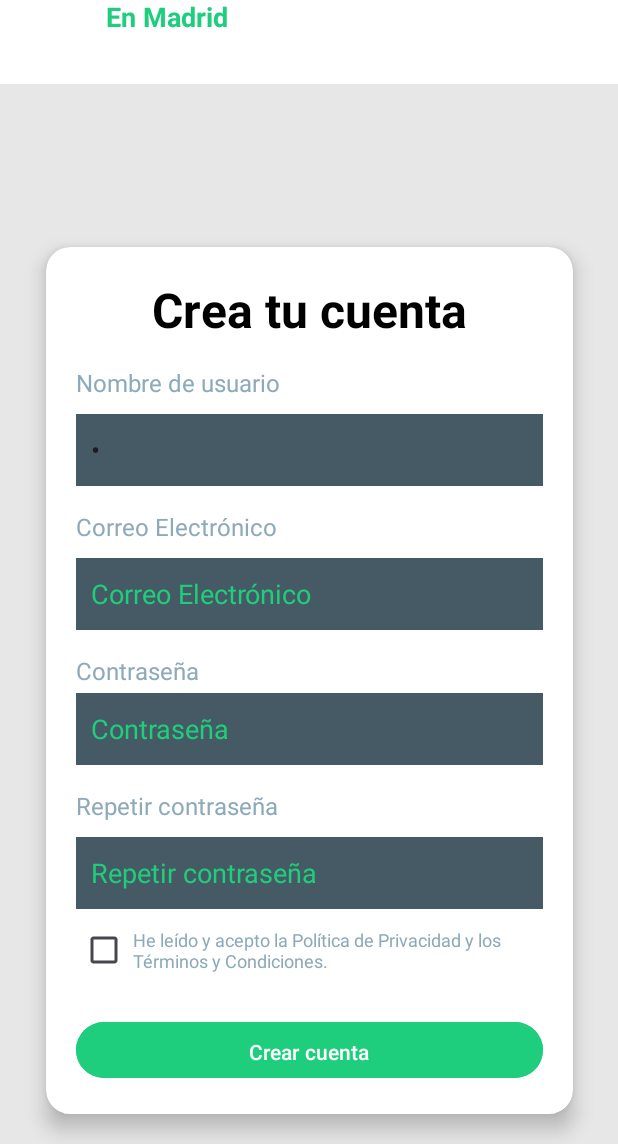
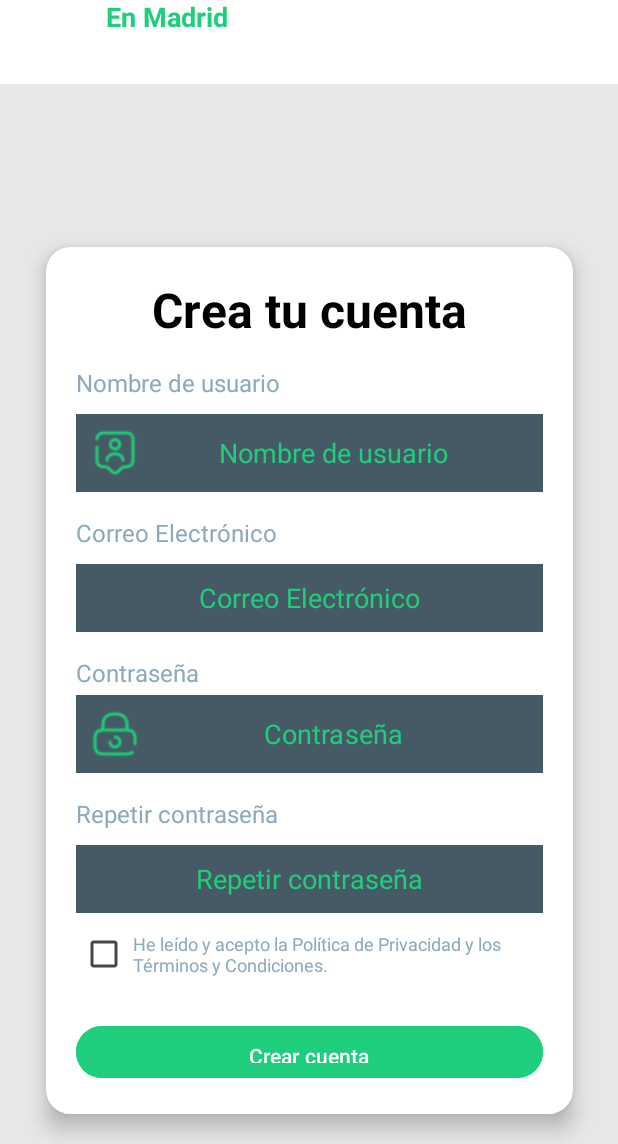
Before and after one commit to LucasOU21/Group3101Madrid, an Android app: the Registro screen opened directly, with no data from a screen before it, on a phone screen of 412 x 824 dp, the part 92-1236 px from its top. Run offline under Robolectric (Android 15) with nearby library versions, the phone set to English and light mode, and no system bars; our stand-ins replace Firebase (no records; nobody signed in at launch, a user with empty details on screens opened directly).

Commit message:
Improvements lastest updated v1.3

```diff
--- a/app/build.gradle.kts
+++ b/app/build.gradle.kts
@@ -40,6 +40,7 @@ dependencies {
     implementation(libs.activity)
     implementation(libs.constraintlayout)
     implementation(libs.firebase.auth)
+    implementation(libs.firebase.database)
     testImplementation(libs.junit)
     androidTestImplementation(libs.ext.junit)
     androidTestImplementation(libs.espresso.core)
--- a/app/src/main/res/layout/activity_login.xml
+++ b/app/src/main/res/layout/activity_login.xml
@@ -105,7 +105,7 @@
                 android:textColorHint="@color/green"
                 android:background="@color/dark_gray"
                 android:drawableStart="@drawable/img_username"/>
-                />
+
 
             <!-- Space between Email and Password -->
             <View
--- a/app/src/main/res/layout/activity_registro.xml
+++ b/app/src/main/res/layout/activity_registro.xml
@@ -103,11 +103,12 @@
                 android:layout_height="wrap_content"
                 android:background="@color/dark_gray"
                 android:hint="@string/nombre_de_usuario"
-                android:inputType="textPassword"
+                android:gravity="center"
                 android:padding="10dp"
                 android:minWidth="48dp"
-                android:minHeight="48dp"
-                android:textColorHint="@color/green" />
+                android:minHeight="45dp"
+                android:textColorHint="@color/green"
+                android:drawableStart="@drawable/img_username"/>
 
             <View
                 android:id="@+id/view5"
@@ -129,10 +130,11 @@
                 android:layout_height="wrap_content"
                 android:background="@color/dark_gray"
                 android:hint="@string/email"
-                android:inputType="textPassword"
+                android:gravity="center"
+                android:inputType="textEmailAddress"
                 android:padding="10dp"
                 android:minWidth="48dp"
-                android:minHeight="48dp"
+                android:minHeight="45dp"
                 android:textColorHint="@color/green" />
 
             <View
@@ -154,11 +156,13 @@
                 android:layout_height="wrap_content"
                 android:background="@color/dark_gray"
                 android:hint="@string/contrasenia"
-                android:inputType="textEmailAddress"
+                android:inputType="textPassword"
                 android:padding="10dp"
                 android:minWidth="48dp"
-                android:minHeight="48dp"
-                android:textColorHint="@color/green" />
+                android:minHeight="45dp"
+                android:gravity="center"
+                android:textColorHint="@color/green"
+                android:drawableStart="@drawable/img_password"/>
 
             <View
                 android:layout_width="match_parent"
@@ -180,8 +184,9 @@
                 android:background="@color/dark_gray"
                 android:hint="@string/repetir_contrase_a"
                 android:inputType="textPassword"
+                android:gravity="center"
                 android:minWidth="48dp"
-                android:minHeight="48dp"
+                android:minHeight="45dp"
                 android:padding="10dp"
                 android:textColorHint="@color/green" />
 
--- a/gradle/libs.versions.toml
+++ b/gradle/libs.versions.toml
@@ -9,6 +9,7 @@ activity = "1.10.0"
 constraintlayout = "2.2.0"
 googleGmsGoogleServices = "4.4.2"
 firebaseAuth = "23.1.0"
+firebaseDatabase = "21.0.0"
 
 [libraries]
 junit = { group = "junit", name = "junit", version.ref = "junit" }
@@ -19,6 +20,7 @@ material = { group = "com.google.android.material", name = "material", version.r
 activity = { group = "androidx.activity", name = "activity", version.ref = "activity" }
 constraintlayout = { group = "androidx.constraintlayout", name = "constraintlayout", version.ref = "constraintlayout" }
 firebase-auth = { group = "com.google.firebase", name = "firebase-auth", version.ref = "firebaseAuth" }
+firebase-database = { group = "com.google.firebase", name = "firebase-database", version.ref = "firebaseDatabase" }
 
 [plugins]
 android-application = { id = "com.android.application", version.ref = "agp" }
```
Also changed, not shown: app/src/main/java/com/example/group3101madrid/Registro.java (+51 -39 lines).
